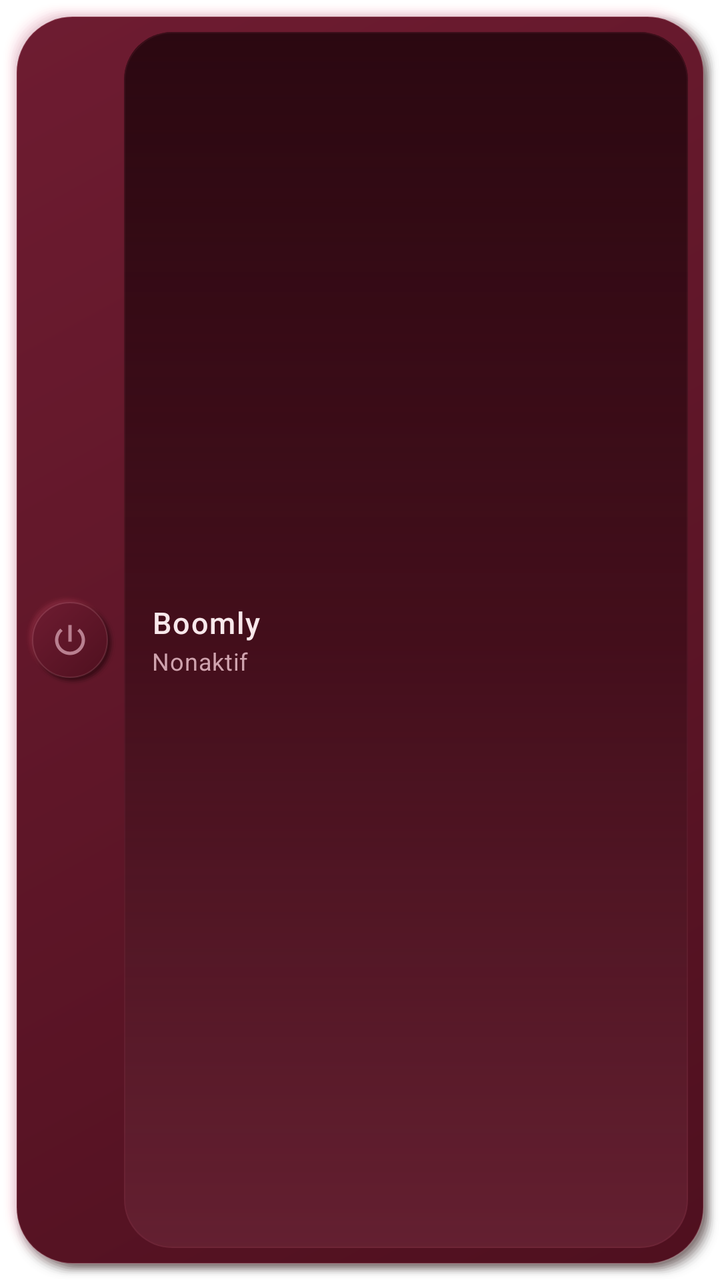
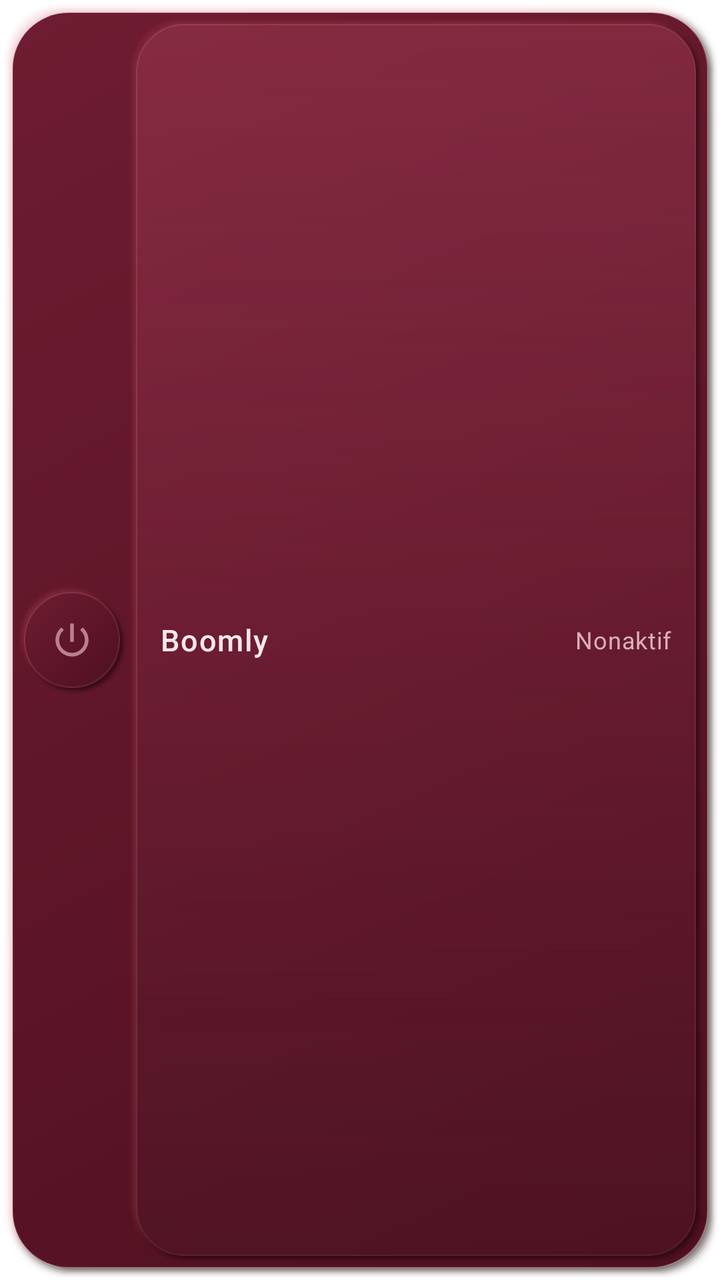

The first picture is an Android layout as it rendered before a commit; the second is the same layout after the commit. The layout source and the unified diff follow.
<!-- AndroidManifest.xml: application theme Theme.App.Starting -->
<!-- res/layout/widget_booster.xml -->
<?xml version="1.0" encoding="utf-8"?>
<LinearLayout xmlns:android="http://schemas.android.com/apk/res/android"
    android:id="@+id/widget_root"
    android:layout_width="match_parent"
    android:layout_height="match_parent"
    android:background="@drawable/widget_background"
    android:gravity="center_vertical"
    android:orientation="horizontal"
    android:paddingStart="@dimen/widget_padding_start"
    android:paddingTop="@dimen/widget_padding_vertical"
    android:paddingEnd="@dimen/widget_padding_end"
    android:paddingBottom="@dimen/widget_padding_vertical">

    <FrameLayout
        android:id="@+id/widget_knob"
        android:layout_width="@dimen/widget_knob_size"
        android:layout_height="@dimen/widget_knob_size"
        android:background="@drawable/widget_status_dot_off"
        android:importantForAccessibility="no" />

    <LinearLayout
        android:layout_width="0dp"
        android:layout_height="wrap_content"
        android:layout_marginStart="@dimen/widget_text_margin_start"
        android:layout_marginEnd="@dimen/widget_text_margin_end"
        android:layout_weight="1"
        android:orientation="vertical">

        <TextView
            android:layout_width="match_parent"
            android:layout_height="wrap_content"
            android:ellipsize="end"
            android:fontFamily="sans-serif-medium"
            android:letterSpacing="0.04"
            android:maxLines="1"
            android:text="@string/qs_tile_label"
            android:textColor="@color/widget_text_primary"
            android:textSize="15sp" />

        <TextView
            android:id="@+id/widget_status_text"
            android:layout_width="match_parent"
            android:layout_height="wrap_content"
            android:layout_marginTop="1dp"
            android:ellipsize="end"
            android:fontFamily="sans-serif"
            android:letterSpacing="0.02"
            android:maxLines="1"
            android:text="@string/qs_tile_subtitle_off"
            android:textColor="@color/widget_text_secondary"
            android:textSize="12sp" />
    </LinearLayout>
</LinearLayout>
<!-- resources referenced by this layout -->
<resources>
  <color name="widget_text_primary">#F8E8EB</color>
  <color name="widget_text_secondary">#CFA3AE</color>
  <dimen name="widget_knob_size">46dp</dimen>
  <dimen name="widget_padding_end">16dp</dimen>
  <dimen name="widget_padding_start">12dp</dimen>
  <dimen name="widget_padding_vertical">8dp</dimen>
  <dimen name="widget_text_margin_end">14dp</dimen>
  <dimen name="widget_text_margin_start">18dp</dimen>
  <!-- drawable widget_background: vector/xml drawable (drawable, 9612 chars, omitted) -->
  <!-- drawable widget_status_dot_off: vector/xml drawable (drawable, 4077 chars, omitted) -->
  <string name="qs_tile_label">Boomly</string>
  <string name="qs_tile_subtitle_off">Nonaktif</string>
  <style name="Theme.App.Starting" parent="Theme.SplashScreen">
          <item name="windowSplashScreenBackground">@color/splash_background</item>
          <item name="windowSplashScreenAnimatedIcon">@mipmap/ic_launcher</item>
          <item name="windowSplashScreenIconBackgroundColor">@color/splash_background</item>
          <item name="postSplashScreenTheme">@android:style/Theme.Material.Light.NoActionBar</item>
      </style>
  <color name="splash_background">#03040B</color>
</resources>

<!-- the commit's change to res/layout/widget_booster.xml (unified diff, before → after) -->
@@ -6,29 +6,35 @@
     android:background="@drawable/widget_background"
     android:gravity="center_vertical"
     android:orientation="horizontal"
-    android:paddingStart="@dimen/widget_padding_start"
-    android:paddingTop="@dimen/widget_padding_vertical"
-    android:paddingEnd="@dimen/widget_padding_end"
-    android:paddingBottom="@dimen/widget_padding_vertical">
+    android:padding="@dimen/widget_padding">
 
-    <FrameLayout
+    <ImageView
         android:id="@+id/widget_knob"
-        android:layout_width="@dimen/widget_knob_size"
-        android:layout_height="@dimen/widget_knob_size"
-        android:background="@drawable/widget_status_dot_off"
-        android:importantForAccessibility="no" />
+        android:layout_width="wrap_content"
+        android:layout_height="wrap_content"
+        android:adjustViewBounds="true"
+        android:contentDescription="@null"
+        android:importantForAccessibility="no"
+        android:maxWidth="@dimen/widget_knob_max_size"
+        android:maxHeight="@dimen/widget_knob_max_size"
+        android:scaleType="fitCenter"
+        android:src="@drawable/widget_status_dot_off" />
 
     <LinearLayout
+        android:id="@+id/widget_panel"
         android:layout_width="0dp"
-        android:layout_height="wrap_content"
-        android:layout_marginStart="@dimen/widget_text_margin_start"
-        android:layout_marginEnd="@dimen/widget_text_margin_end"
+        android:layout_height="match_parent"
         android:layout_weight="1"
-        android:orientation="vertical">
+        android:background="@drawable/widget_panel_off"
+        android:gravity="center_vertical"
+        android:orientation="horizontal"
+        android:paddingStart="@dimen/widget_panel_padding"
+        android:paddingEnd="@dimen/widget_panel_padding">
 
         <TextView
-            android:layout_width="match_parent"
+            android:layout_width="0dp"
             android:layout_height="wrap_content"
+            android:layout_weight="1"
             android:ellipsize="end"
             android:fontFamily="sans-serif-medium"
             android:letterSpacing="0.04"
@@ -39,9 +45,9 @@
 
         <TextView
             android:id="@+id/widget_status_text"
-            android:layout_width="match_parent"
+            android:layout_width="wrap_content"
             android:layout_height="wrap_content"
-            android:layout_marginTop="1dp"
+            android:layout_marginStart="8dp"
             android:ellipsize="end"
             android:fontFamily="sans-serif"
             android:letterSpacing="0.02"
<!-- resource entries referenced after the edit -->
@@ -1,15 +1,13 @@
 <!-- resources referenced by this layout -->
 <resources>
   <color name="widget_text_primary">#F8E8EB</color>
-  <color name="widget_text_secondary">#CFA3AE</color>
-  <dimen name="widget_knob_size">46dp</dimen>
-  <dimen name="widget_padding_end">16dp</dimen>
-  <dimen name="widget_padding_start">12dp</dimen>
-  <dimen name="widget_padding_vertical">8dp</dimen>
-  <dimen name="widget_text_margin_end">14dp</dimen>
-  <dimen name="widget_text_margin_start">18dp</dimen>
-  <!-- drawable widget_background: vector/xml drawable (drawable, 9612 chars, omitted) -->
-  <!-- drawable widget_status_dot_off: vector/xml drawable (drawable, 4077 chars, omitted) -->
+  <color name="widget_text_secondary">#D9B0BA</color>
+  <dimen name="widget_knob_max_size">56dp</dimen>
+  <dimen name="widget_padding">8dp</dimen>
+  <dimen name="widget_panel_padding">16dp</dimen>
+  <!-- drawable widget_background: vector/xml drawable (drawable, 6492 chars, omitted) -->
+  <!-- drawable widget_panel_off: vector/xml drawable (drawable, 4770 chars, omitted) -->
+  <!-- drawable widget_status_dot_off: vector/xml drawable (drawable, 4253 chars, omitted) -->
   <string name="qs_tile_label">Boomly</string>
   <string name="qs_tile_subtitle_off">Nonaktif</string>
   <style name="Theme.App.Starting" parent="Theme.SplashScreen">
